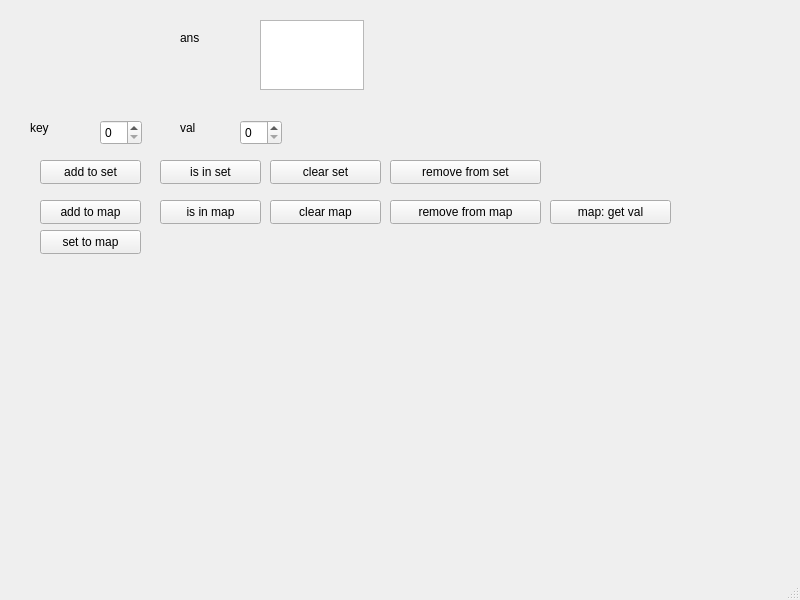
Before: the Qt Designer form 353505/Брикун Д.С./LabWork_8/Task_3/mainwindow.ui in xerxes228007/Fundamentals-of-algorithmization-and-programming, drawn with Qt 5.
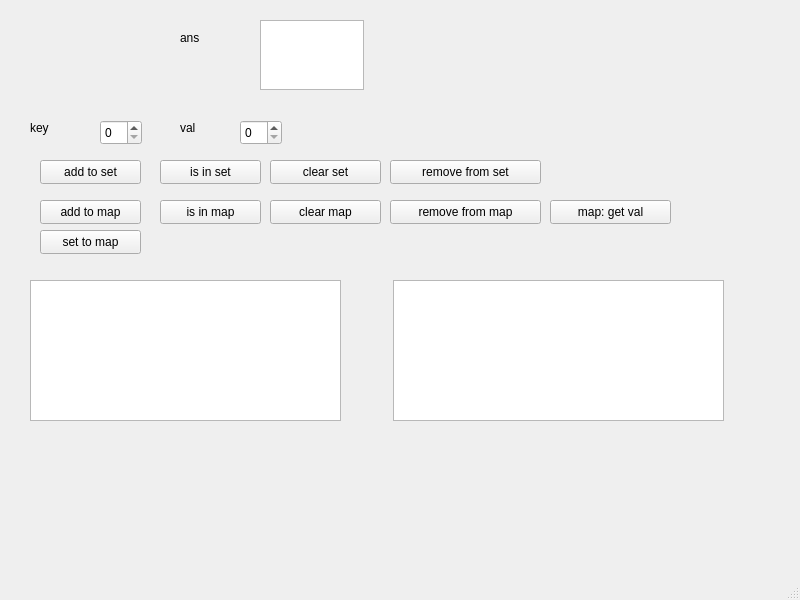
After: the same form once the commit is applied.

Patch:
```diff
--- a/353505/Брикун Д.С./LabWork_8/Task_3/mainwindow.ui
+++ b/353505/Брикун Д.С./LabWork_8/Task_3/mainwindow.ui
@@ -216,6 +216,32 @@
      <string>set to map</string>
     </property>
    </widget>
+   <widget class="QTextEdit" name="textEdit_set">
+    <property name="geometry">
+     <rect>
+      <x>30</x>
+      <y>280</y>
+      <width>311</width>
+      <height>141</height>
+     </rect>
+    </property>
+    <property name="readOnly">
+     <bool>true</bool>
+    </property>
+   </widget>
+   <widget class="QTextEdit" name="textEdit_map">
+    <property name="geometry">
+     <rect>
+      <x>393</x>
+      <y>280</y>
+      <width>331</width>
+      <height>141</height>
+     </rect>
+    </property>
+    <property name="readOnly">
+     <bool>true</bool>
+    </property>
+   </widget>
   </widget>
   <widget class="QMenuBar" name="menubar">
    <property name="geometry">
```
